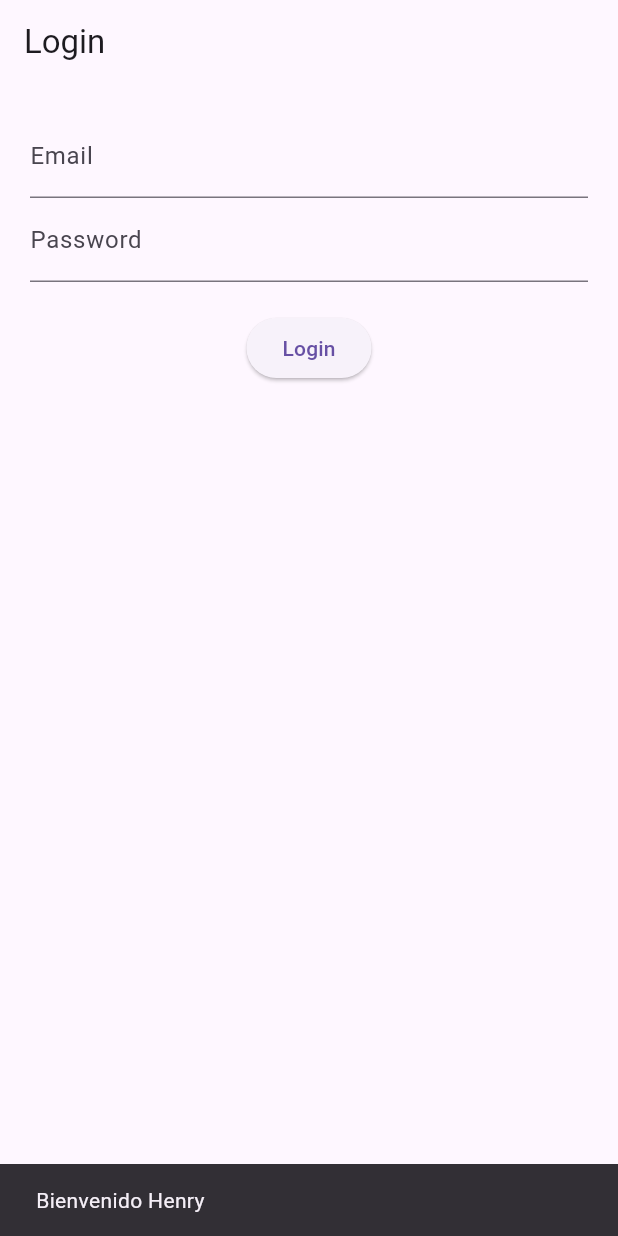
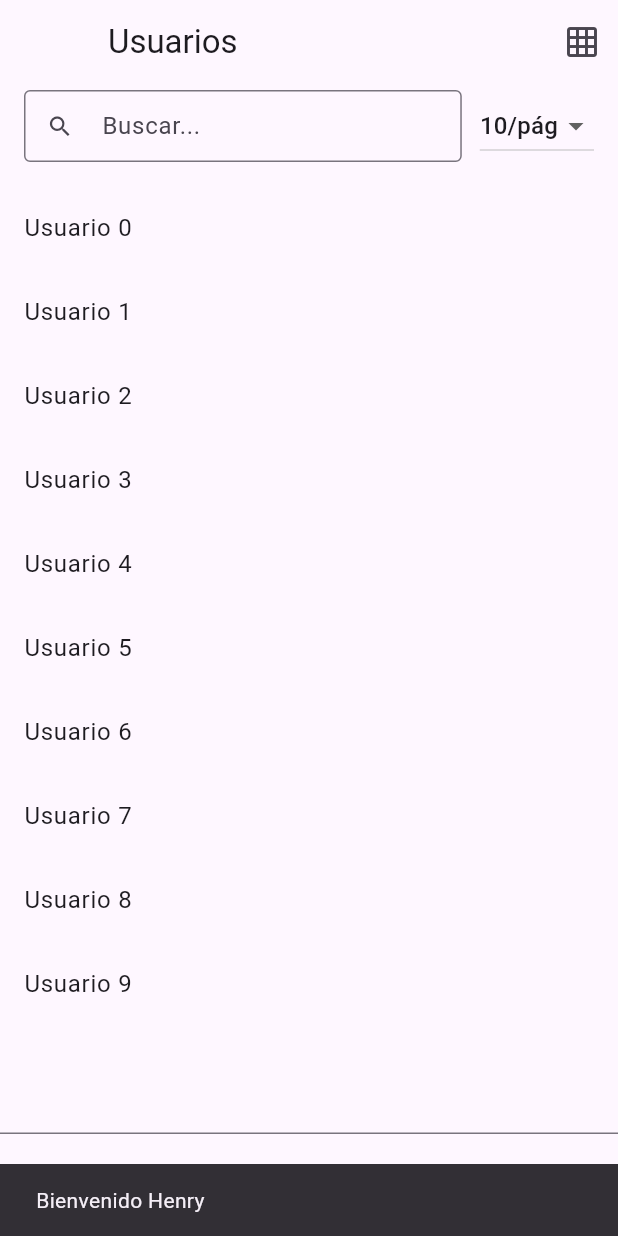
Before and after one commit to henvisi-1994/revolutiontech_flutter, a Flutter app: the screen it shows after launch, after a tap on "Login", on a phone screen of 412 x 824 dp. Run offline on Flutter 3.47's test engine with Material 3 defaults, Android fonts, the phone set to English and light mode, and no system bars; our stand-ins replace bloc, dio, flutter_bloc, flutter_dotenv; network calls fail.

Commit message:
Componente de lista generica

```diff
--- /dev/null
+++ b/lib/core/components/selectable_list_grid.dart
@@ -0,0 +1,392 @@
+import 'package:flutter/material.dart';
+import 'package:template_flutter/core/shared/http/domain/base_entity.dart';
+import 'dart:convert';
+
+class SelectableListGrid<T extends BaseEntity> extends StatefulWidget {
+  const SelectableListGrid({
+    super.key,
+    required this.items,
+    required this.itemBuilder,
+    this.title = "Selección",
+    this.pageSize = 10,
+    this.searchTextOf, // cómo obtener texto buscable de T
+    this.onSelectionChange, // notifica selección al padre
+  });
+
+  /// Elementos a mostrar
+  final List<T> items;
+
+  /// Construye el widget de cada item. Recibe (item, isSelected)
+  final Widget Function(T item, bool isSelected) itemBuilder;
+
+  /// Título del AppBar
+  final String title;
+
+  /// Tamaño de página inicial
+  final int pageSize;
+
+  /// Cómo obtener el texto para búsqueda (por defecto: busca en todos los campos)
+  final String Function(T item)? searchTextOf;
+
+  /// Callback cuando cambia la selección
+  final ValueChanged<List<T>>? onSelectionChange;
+
+  @override
+  State<SelectableListGrid<T>> createState() => _SelectableListGridState<T>();
+}
+
+class _SelectableListGridState<T extends BaseEntity>
+    extends State<SelectableListGrid<T>> {
+  // UI state
+  bool isSelectionMode = false;
+  bool _isGridMode = false;
+
+  // búsqueda
+  String _query = "";
+
+  // paginación
+  late int _pageSize;
+  int _currentPage = 1;
+
+  // selección basada en id para persistir entre filtros/páginas
+  final Set<int> _selectedIds = <int>{};
+
+  @override
+  void initState() {
+    super.initState();
+    _pageSize = widget.pageSize;
+  }
+
+  // ---- Helpers de búsqueda y paginación ----
+  String _textOf(T item) {
+    if (widget.searchTextOf != null) {
+      return widget.searchTextOf!(item).toLowerCase();
+    }
+
+    // Búsqueda genérica: convierte el objeto a JSON y busca en todos los campos
+    try {
+      final jsonString = jsonEncode(item);
+      final jsonMap = jsonDecode(jsonString) as Map<String, dynamic>;
+
+      // Concatena todos los valores de los campos en un solo string
+      final allValues = jsonMap.values
+          .where((value) => value != null)
+          .map((value) => value.toString().toLowerCase())
+          .join(' ');
+
+      return allValues;
+    } catch (e) {
+      // Fallback: usa toString() si no se puede convertir a JSON
+      return item.toString().toLowerCase();
+    }
+  }
+
+  List<T> get _filteredItems {
+    if (_query.isEmpty) return widget.items;
+    final q = _query.toLowerCase().trim();
+
+    if (q.isEmpty) return widget.items;
+
+    return widget.items.where((item) {
+      final searchText = _textOf(item);
+      return searchText.contains(q);
+    }).toList();
+  }
+
+  int get _totalPages {
+    final total = _filteredItems.length;
+    if (total == 0) return 1;
+    return ((total - 1) / _pageSize).floor() + 1;
+  }
+
+  List<T> get _pagedItems {
+    final start = (_currentPage - 1) * _pageSize;
+    final end = (start + _pageSize).clamp(0, _filteredItems.length);
+    if (start >= _filteredItems.length) return const [];
+    return _filteredItems.sublist(start, end);
+  }
+
+  void _resetPagination() {
+    setState(() {
+      _currentPage = 1;
+    });
+  }
+
+  int _safeId(T item) => item.id ?? item.hashCode;
+
+  // ---- Selección ----
+  bool _isSelected(T item) => _selectedIds.contains(_safeId(item));
+
+  void _toggleSelect(T item) {
+    final id = _safeId(item);
+    setState(() {
+      if (_selectedIds.contains(id)) {
+        _selectedIds.remove(id);
+      } else {
+        _selectedIds.add(id);
+      }
+    });
+    _emitSelection();
+  }
+
+  void _enterSelectionWith(T item) {
+    final id = _safeId(item);
+    if (!isSelectionMode) {
+      setState(() {
+        isSelectionMode = true;
+        _selectedIds.add(id);
+      });
+      _emitSelection();
+    }
+  }
+
+  void _selectAllCurrentPage() {
+    final ids = _pagedItems.map((e) => _safeId(e));
+    setState(() => _selectedIds.addAll(ids));
+    _emitSelection();
+  }
+
+  void _unselectAllCurrentPage() {
+    final ids = _pagedItems.map((e) => _safeId(e)).toSet();
+    setState(() => _selectedIds.removeWhere((id) => ids.contains(id)));
+    _emitSelection();
+  }
+
+  void _emitSelection() {
+    if (widget.onSelectionChange != null) {
+      final selected =
+          widget.items.where((e) => _selectedIds.contains(_safeId(e))).toList();
+      widget.onSelectionChange!(selected);
+    }
+  }
+
+  void _clearSelection() {
+    setState(() {
+      isSelectionMode = false;
+      _selectedIds.clear();
+    });
+    _emitSelection();
+  }
+
+  // ---- Build ----
+  @override
+  Widget build(BuildContext context) {
+    // asegurar página válida si cambió el filtro/tamaño
+    final totalPages = _totalPages;
+    if (_currentPage > totalPages) {
+      _currentPage = totalPages > 0 ? totalPages : 1;
+    }
+
+    return Scaffold(
+      appBar: AppBar(
+        title: Text(widget.title),
+        leading: isSelectionMode
+            ? IconButton(
+                icon: const Icon(Icons.close),
+                onPressed: _clearSelection,
+              )
+            : const SizedBox.shrink(),
+        actions: [
+          IconButton(
+            icon: Icon(_isGridMode ? Icons.list : Icons.grid_on),
+            tooltip: _isGridMode ? "Ver como lista" : "Ver como grid",
+            onPressed: () => setState(() => _isGridMode = !_isGridMode),
+          ),
+          if (isSelectionMode)
+            PopupMenuButton<String>(
+              tooltip: "Selección",
+              onSelected: (v) {
+                if (v == 'select_page') _selectAllCurrentPage();
+                if (v == 'unselect_page') _unselectAllCurrentPage();
+              },
+              itemBuilder: (context) => const [
+                PopupMenuItem(
+                  value: 'select_page',
+                  child: Text('Seleccionar página'),
+                ),
+                PopupMenuItem(
+                  value: 'unselect_page',
+                  child: Text('Quitar selección página'),
+                ),
+              ],
+              icon: const Icon(Icons.checklist),
+            ),
+        ],
+        bottom: PreferredSize(
+          preferredSize: const Size.fromHeight(64),
+          child: Padding(
+            padding: const EdgeInsets.fromLTRB(16, 0, 16, 12),
+            child: Row(
+              children: [
+                // Búsqueda
+                Expanded(
+                  child: TextField(
+                    decoration: const InputDecoration(
+                      hintText: "Buscar...",
+                      prefixIcon: Icon(Icons.search),
+                      border: OutlineInputBorder(),
+                      isDense: true,
+                    ),
+                    onChanged: (value) {
+                      setState(() {
+                        _query = value;
+                        _resetPagination();
+                      });
+                    },
+                  ),
+                ),
+                const SizedBox(width: 12),
+                // Tamaño de página
+                DropdownButton<int>(
+                  value: _pageSize,
+                  onChanged: (v) {
+                    if (v == null) return;
+                    setState(() {
+                      _pageSize = v;
+                      _resetPagination();
+                    });
+                  },
+                  items: const [5, 10, 20, 50]
+                      .map((e) =>
+                          DropdownMenuItem(value: e, child: Text("$e/pág")))
+                      .toList(),
+                ),
+              ],
+            ),
+          ),
+        ),
+      ),
+      body: Column(
+        children: [
+          Expanded(
+            child: _isGridMode ? _buildGrid() : _buildList(),
+          ),
+          _buildPaginator(totalPages),
+        ],
+      ),
+    );
+  }
+
+  // ---- Vistas ----
+  Widget _buildGrid() {
+    final page = _pagedItems;
+    if (page.isEmpty) {
+      return const Center(
+        child: Text("No se encontraron resultados"),
+      );
+    }
+
+    return GridView.builder(
+      padding: const EdgeInsets.all(8),
+      itemCount: page.length,
+      gridDelegate: const SliverGridDelegateWithFixedCrossAxisCount(
+        crossAxisCount: 2,
+        childAspectRatio: 1,
+      ),
+      itemBuilder: (_, index) {
+        final item = page[index];
+        final selected = _isSelected(item);
+        return InkWell(
+          onTap: () => isSelectionMode ? _toggleSelect(item) : null,
+          onLongPress: () => _enterSelectionWith(item),
+          child: Stack(
+            children: [
+              Positioned.fill(child: widget.itemBuilder(item, selected)),
+              if (isSelectionMode)
+                Positioned(
+                  top: 6,
+                  right: 6,
+                  child: Checkbox(
+                    value: selected,
+                    onChanged: (_) => _toggleSelect(item),
+                  ),
+                ),
+            ],
+          ),
+        );
+      },
+    );
+  }
+
+  Widget _buildList() {
+    final page = _pagedItems;
+    if (page.isEmpty) {
+      return const Center(
+        child: Text("No se encontraron resultados"),
+      );
+    }
+
+    return ListView.builder(
+      padding: const EdgeInsets.symmetric(vertical: 4),
+      itemCount: page.length,
+      itemBuilder: (_, index) {
+        final item = page[index];
+        final selected = _isSelected(item);
+        return InkWell(
+          onTap: () => isSelectionMode ? _toggleSelect(item) : null,
+          onLongPress: () => _enterSelectionWith(item),
+          child: Row(
+            children: [
+              Expanded(child: widget.itemBuilder(item, selected)),
+              if (isSelectionMode)
+                Checkbox(
+                  value: selected,
+                  onChanged: (_) => _toggleSelect(item),
+                ),
+            ],
+          ),
+        );
+      },
+    );
+  }
+
+  // ---- Paginador ----
+  Widget _buildPaginator(int totalPages) {
+    return Container(
+      padding: const EdgeInsets.symmetric(horizontal: 12, vertical: 10),
+      decoration: BoxDecoration(
+        border: Border(top: BorderSide(color: Theme.of(context).dividerColor)),
+      ),
+      child: Row(
+        children: [
+          IconButton(
+            tooltip: "Primera",
+            onPressed: _currentPage > 1
+                ? () => setState(() => _currentPage = 1)
+                : null,
+            icon: const Icon(Icons.first_page),
+          ),
+          IconButton(
+            tooltip: "Anterior",
+            onPressed:
+                _currentPage > 1 ? () => setState(() => _currentPage--) : null,
+            icon: const Icon(Icons.chevron_left),
+          ),
+          const SizedBox(width: 8),
+          Text("Página $_currentPage de $totalPages"),
+          const SizedBox(width: 8),
+          IconButton(
+            tooltip: "Siguiente",
+            onPressed: _currentPage < totalPages
+                ? () => setState(() => _currentPage++)
+                : null,
+            icon: const Icon(Icons.chevron_right),
+          ),
+          IconButton(
+            tooltip: "Última",
+            onPressed: _currentPage < totalPages
+                ? () => setState(() => _currentPage = totalPages)
+                : null,
+            icon: const Icon(Icons.last_page),
+          ),
+          const Spacer(),
+          if (isSelectionMode)
+            Text(
+              "Seleccionados: ${_selectedIds.length}",
+              style: Theme.of(context).textTheme.bodyMedium,
+            ),
+        ],
+      ),
+    );
+  }
+}
--- a/lib/core/shared/http/domain/base_entity.dart
+++ b/lib/core/shared/http/domain/base_entity.dart
@@ -1,5 +1,5 @@
 abstract class BaseEntity {
-  final String? id;
+  final int? id;
   final DateTime? createdAt;
   final DateTime? updatedAt;
 
--- a/lib/features/auth/presentation/pages/login_page.dart
+++ b/lib/features/auth/presentation/pages/login_page.dart
@@ -1,5 +1,6 @@
 import 'package:flutter/material.dart';
 import 'package:flutter_bloc/flutter_bloc.dart';
+import 'package:template_flutter/features/home/presentation/page/home.dart';
 import '../bloc/auth_bloc.dart';
 
 class LoginPage extends StatelessWidget {
@@ -40,6 +41,12 @@ class LoginPage extends StatelessWidget {
                     context.read<AuthBloc>().add(
                           LoginRequested(emailCtrl.text, passCtrl.text),
                         );
+                    Navigator.pushReplacement(
+                      context,
+                      MaterialPageRoute(
+                        builder: (_) => HomePage(),
+                      ),
+                    );
                   },
                   child: Text("Login"),
                 ),
--- /dev/null
+++ b/lib/features/home/presentation/page/home.dart
@@ -0,0 +1,26 @@
+import 'package:flutter/material.dart';
+import 'package:template_flutter/core/components/selectable_list_grid.dart';
+import 'package:template_flutter/features/auth/domain/entities/user.dart';
+
+class HomePage extends StatelessWidget {
+  const HomePage({super.key});
+
+  @override
+  Widget build(BuildContext context) {
+    final users = List.generate(
+      20,
+      (i) => User(name: "Usuario $i", email: "usuario@gamail.com"),
+    );
+
+    return SelectableListGrid<User>(
+      items: users,
+      title: "Usuarios",
+      itemBuilder: (user, isSelected) {
+        return ListTile(
+          title: Text(user.name),
+          tileColor: isSelected ? Colors.blue.shade100 : null,
+        );
+      },
+    );
+  }
+}
```
